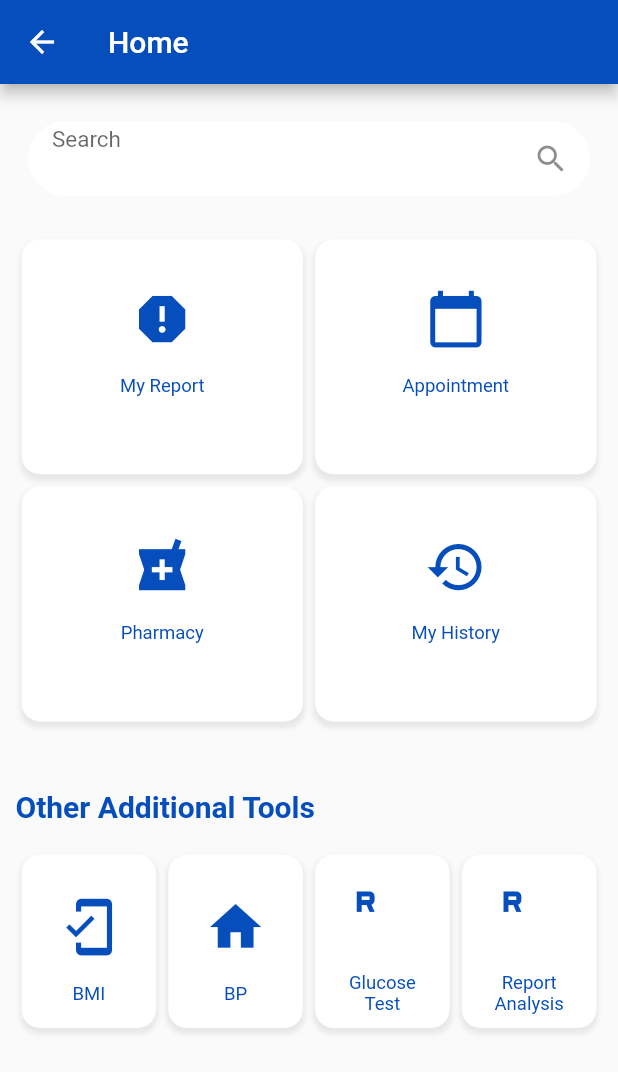
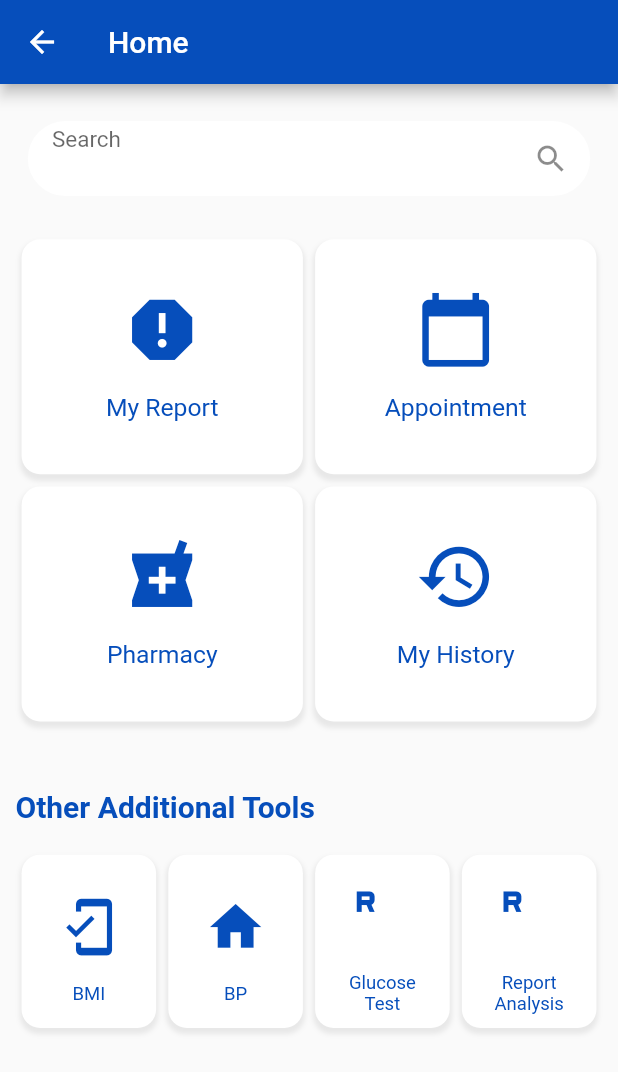
Before and after one commit to shahzebnaqvi/Medical_App, a Flutter app: the Home screen opened directly, on a phone screen of 412 x 824 dp. Shown: the top 1072 px of the screen. Run offline on Flutter 3.47's test engine with Material 2 defaults, Android fonts, the phone set to English and light mode, and no system bars; our stand-ins replace carousel_slider, flutter_speed_dial, get, lottie.

```diff
--- a/lib/Widgets/home_widgets.dart
+++ b/lib/Widgets/home_widgets.dart
@@ -28,7 +28,7 @@ Widget containericon(context, iconname, icontext, backgroundcolor) {
       children: [
         Icon(
           iconname,
-          size: MediaQuery.of(context).size.width * 0.1,
+          size: MediaQuery.of(context).size.width * 0.13,
           color: Constants.mainColor,
         ),
         Padding(
@@ -39,7 +39,7 @@ Widget containericon(context, iconname, icontext, backgroundcolor) {
             icontext,
             style: TextStyle(
                 color: Constants.mainColor,
-                fontSize: MediaQuery.of(context).size.width * 0.03),
+                fontSize: MediaQuery.of(context).size.width * 0.04),
           ),
         )
       ],
```
Also changed, not shown: lib/Screens/maintools/myhistory.dart (+1 -26 lines).
